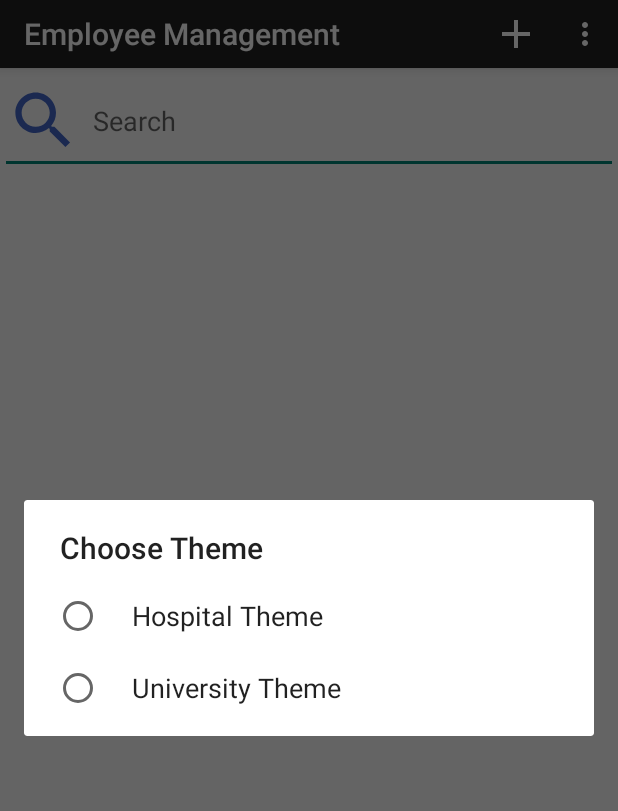
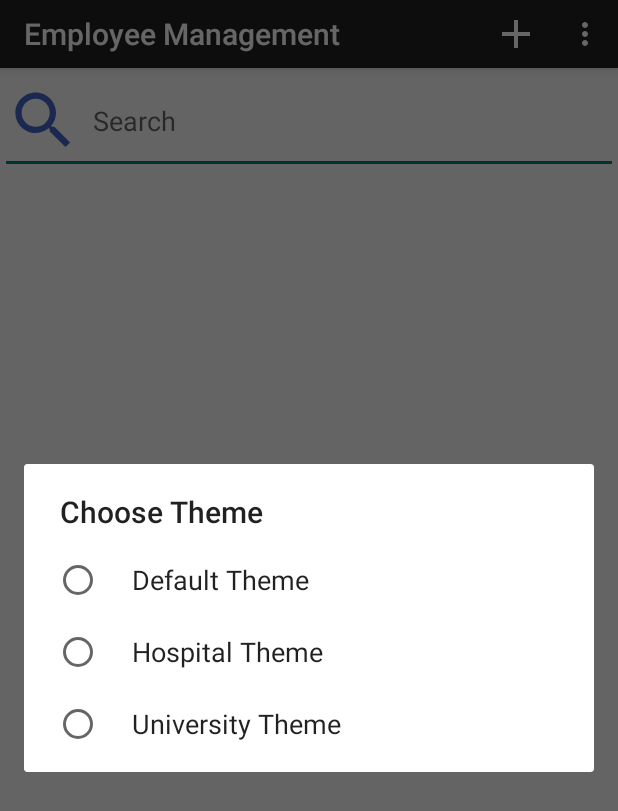
Before and after one commit to hichemzorgani/projetdam, an Android app: the screen it shows after launch (MainActivity), in the options menu, after a tap on "Theme", on a phone screen of 412 x 824 dp. Shown: the top 811 px of the screen. Run offline under Robolectric (Android 15) with nearby library versions, the phone set to English and light mode, and no system bars.

Commit message:
ya t9ill

```diff
--- a/app/src/main/java/com/example/projet/MainActivity.java
+++ b/app/src/main/java/com/example/projet/MainActivity.java
@@ -181,7 +181,7 @@ public class MainActivity extends AppCompatActivity implements TextWatcher {
     }
 
     private void showThemeSelectionDialog() {
-        final String[] listTheme = {"Hospital Theme", "University Theme"};
+        final String[] listTheme = {"Default Theme","Hospital Theme", "University Theme"};
         AlertDialog.Builder themeBuilder = new AlertDialog.Builder(MainActivity.this);
         themeBuilder.setTitle("Choose Theme")
                 .setSingleChoiceItems(listTheme, -1, new DialogInterface.OnClickListener() {
@@ -189,11 +189,10 @@ public class MainActivity extends AppCompatActivity implements TextWatcher {
                     public void onClick(DialogInterface dialog, int i) {
                         switch (i) {
                             case 0:
-                                applyTheme(THEME_HOSPITAL); // Apply Hospital Theme
+                                applyTheme(THEME_DEFAULT); // Apply Hospital Theme
                                 break;
                             case 1:
-                                // Apply University Theme (if defined)
-                                // applyTheme(THEME_UNIVERSITY);
+                                applyTheme(THEME_HOSPITAL);
                                 break;
                         }
                         dialog.dismiss();
--- a/app/src/main/res/values/style.xml
+++ b/app/src/main/res/values/style.xml
@@ -10,6 +10,7 @@
         <!-- Customize action bar colors for hospital theme -->
         <item name="android:actionBarSize">45dp</item>
         <item name="android:actionBarStyle">@style/HospitalActionBar</item>
+        <item name="android:background">#00FF00</item>
     </style>
 
     <style name="MyActionBar" parent="@style/Widget.AppCompat.ActionBar">
```
